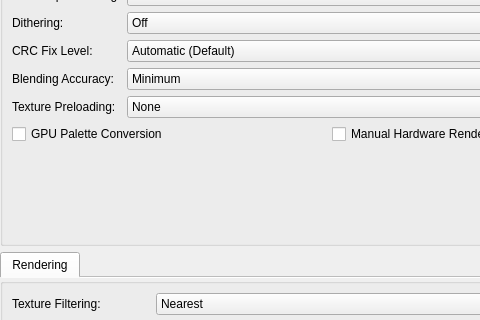
This is pcsx2-qt/Settings/GraphicsSettingsWidget.ui in PCSX2/pcsx2 as Qt 5 draws it before an edit; both pictures show x 0 to 480 and y 266 to 586 of the 658 by 890 pixel window. The edited form follows.
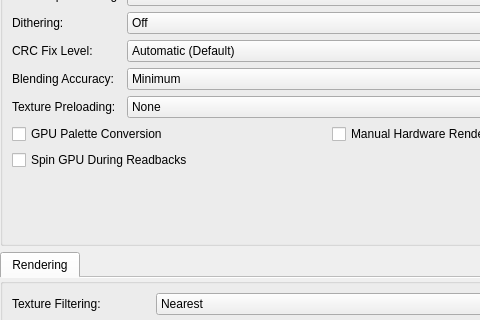
This is the edited form. The open tabs and pages were chosen to show the change.

Commit message: GS:MTL: Add option to spin GPU during readbacks

```diff
--- a/pcsx2-qt/Settings/GraphicsSettingsWidget.ui
+++ b/pcsx2-qt/Settings/GraphicsSettingsWidget.ui
@@ -643,6 +643,13 @@
            </property>
           </widget>
          </item>
+         <item row="1" column="0">
+          <widget class="QCheckBox" name="spinGPUDuringReadbacks">
+           <property name="text">
+            <string>Spin GPU During Readbacks</string>
+           </property>
+          </widget>
+         </item>
         </layout>
        </item>
       </layout>
```
The commit also changes 12 other files.
